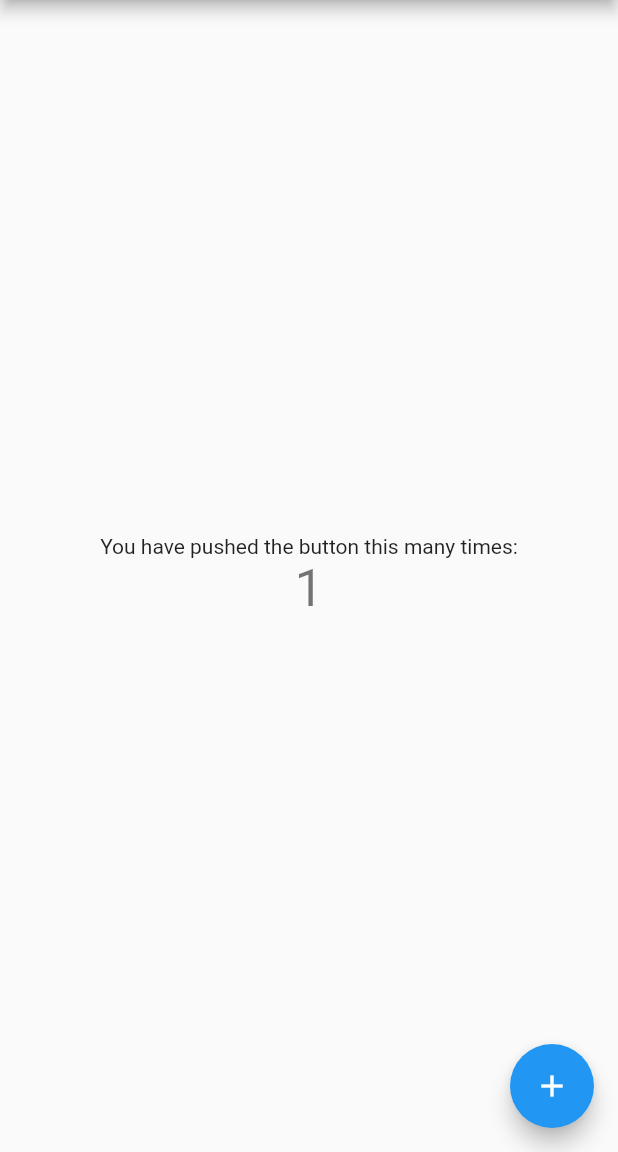
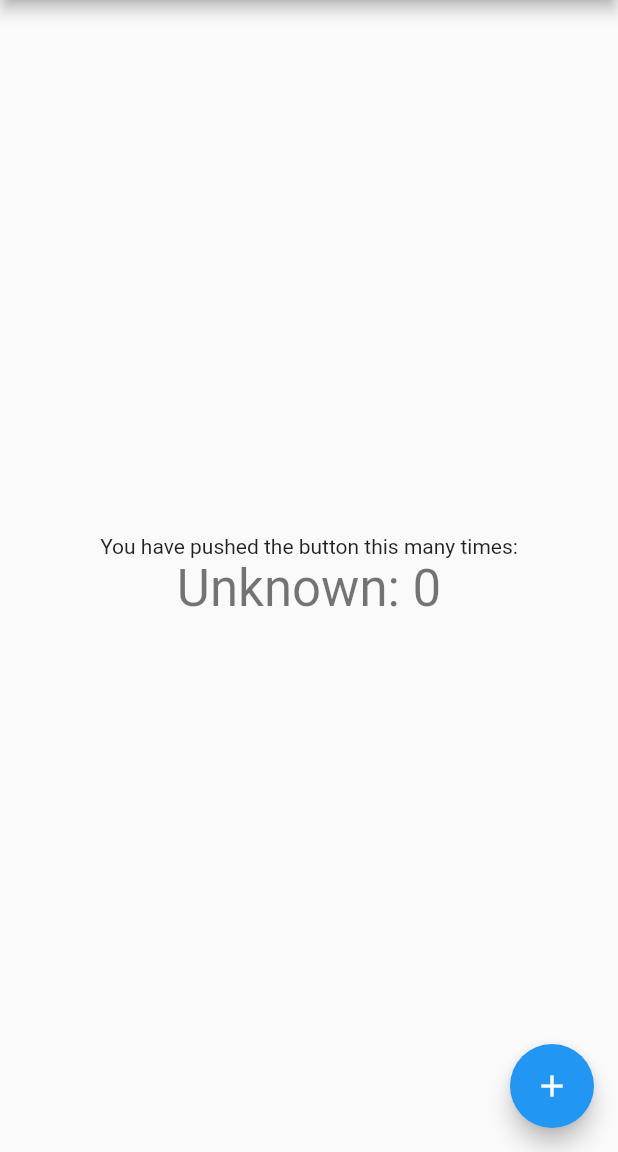
Before and after one commit to nimengbo/flutterAppDemo, a Flutter app: the screen it shows after launch, after a tap on the "add" icon, on a phone screen of 412 x 824 dp, the part 84-1236 px from its top. Run offline on Flutter 3.47's test engine with Material 2 defaults, Android fonts, the phone set to English and light mode, and no system bars; missing offline and left inert: flutter_package, flutter_plugin.

```diff
--- a/lib/main.dart
+++ b/lib/main.dart
@@ -1,4 +1,7 @@
 import 'package:flutter/material.dart';
+import 'package:flutter_package/flutter_package.dart';
+import 'package:flutter_plugin/flutter_plugin.dart';
+import 'package:flutter/services.dart';
 
 void main() => runApp(MyApp());
 
@@ -45,15 +48,35 @@ class MyHomePage extends StatefulWidget {
 
 class _MyHomePageState extends State<MyHomePage> {
   int _counter = 0;
+  Calculator _calculator = new Calculator();
+  String _platformVersion = 'Unknown';
+  Future<void> initPlatformState() async {
+    String platformVersion;
+    // Platform messages may fail, so we use a try/catch PlatformException.
+    try {
+      platformVersion = await FlutterPlugin.platformVersion;
+    } on PlatformException {
+      platformVersion = 'Failed to get platform version.';
+    }
 
+    // If the widget was removed from the tree while the asynchronous platform
+    // message was in flight, we want to discard the reply rather than calling
+    // setState to update our non-existent appearance.
+    if (!mounted) return;
+
+    setState(() {
+      _platformVersion = platformVersion;
+    });
+  }
   void _incrementCounter() {
+    initPlatformState();
     setState(() {
       // This call to setState tells the Flutter framework that something has
       // changed in this State, which causes it to rerun the build method below
       // so that the display can reflect the updated values. If we changed
       // _counter without calling setState(), then the build method would not be
       // called again, and so nothing would appear to happen.
-      _counter++;
+      _counter = _calculator.addOne(_counter);
     });
   }
 
@@ -95,7 +118,7 @@ class _MyHomePageState extends State<MyHomePage> {
               'You have pushed the button this many times:',
             ),
             Text(
-              '$_counter',
+              _platformVersion + ': ' + '$_counter',
               style: Theme.of(context).textTheme.display1,
             ),
           ],
```
Also changed, not shown: pubspec.yaml (+10 -0 lines), pubspec.lock.
